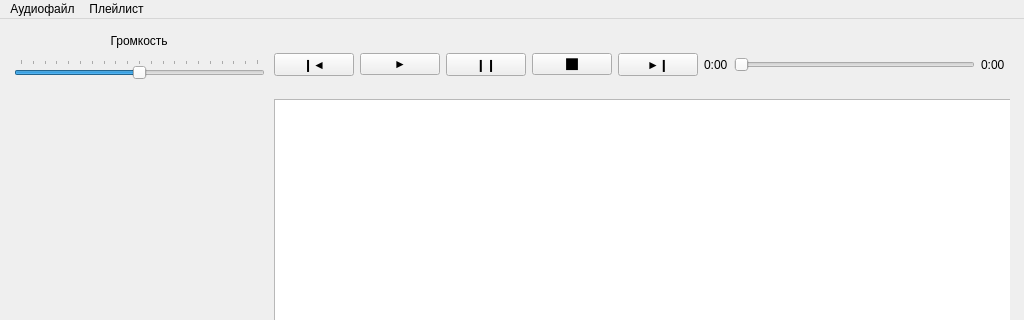
The window that audioplayer.ui (Jacute/ap) describes before a commit, drawn with Qt 5; both pictures show x 0 to 1024 and y 0 to 320 of the 1024 by 778 pixel window.
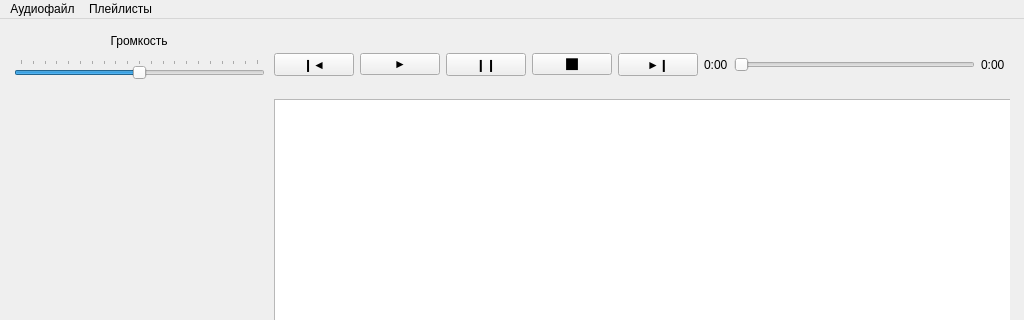
The same window after the commit.

Commit message: Добавление создания плейлистов

```diff
--- a/audioplayer.ui
+++ b/audioplayer.ui
@@ -186,7 +186,7 @@
    </widget>
    <widget class="QMenu" name="playlist_menu">
     <property name="title">
-     <string>Плейлист</string>
+     <string>Плейлисты</string>
     </property>
     <addaction name="mix_playlist"/>
     <addaction name="clear_playlist"/>
```
Left out of the diff: 27 changed lines with no effect on the pictures. The commit also changes 2 other files.
